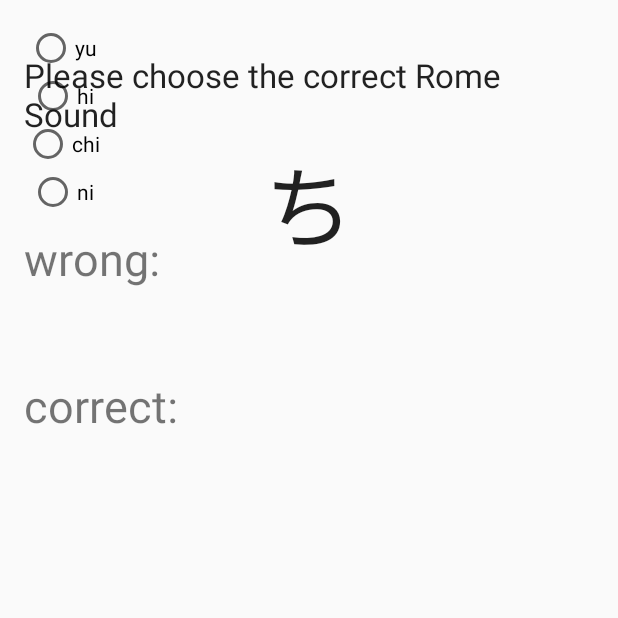
After one commit to AlphaUMa/Hiragana, an Android app: the TestActivity screen opened directly, with no data from a screen before it, on a phone screen of 412 x 824 dp, the top half of it. The commit adds this screen. Run offline under Robolectric (Android 15) with nearby library versions, the phone set to English and light mode, and no system bars.

Commit message:
add test

```diff
--- a/app/src/main/java/com/example/zz7/hiragana/Main2Activity.java
+++ b/app/src/main/java/com/example/zz7/hiragana/Main2Activity.java
@@ -22,5 +22,13 @@ public class Main2Activity extends AppCompatActivity {
             }
         });
 
+        findViewById(R.id.test).setOnClickListener(new View.OnClickListener() {
+            @Override
+            public void onClick(View v) {
+                Intent k = new Intent(Main2Activity.this, TestActivity.class);
+                startActivity(k);
+            }
+        });
+
     }
 }
--- /dev/null
+++ b/app/src/main/java/com/example/zz7/hiragana/TestActivity.java
@@ -0,0 +1,105 @@
+package com.example.zz7.hiragana;
+
+import android.os.Bundle;
+import android.support.design.widget.FloatingActionButton;
+import android.support.design.widget.Snackbar;
+import android.support.v7.app.AppCompatActivity;
+import android.support.v7.widget.Toolbar;
+import android.util.Log;
+import android.view.View;
+import android.widget.RadioButton;
+import android.widget.RadioGroup;
+import android.widget.TextView;
+
+import com.example.zz7.hiragana.R;
+
+import java.util.Random;
+
+public class TestActivity extends AppCompatActivity {
+
+    private String[] questions_array;
+    private String[] answers_array;
+
+    private String rightId = " ";
+
+    private TextView question;
+    private TextView correctTextView;
+    private TextView wrongTextView;
+
+    private RadioGroup selections;
+
+    private RadioButton item1;
+    private RadioButton item2;
+    private RadioButton item3;
+    private RadioButton item4;
+
+    private RadioButton[] all = new RadioButton[4];
+
+    int correct = 0;
+    int wrong = 0;
+
+
+    @Override
+    protected void onCreate(Bundle savedInstanceState) {
+        super.onCreate(savedInstanceState);
+        setContentView(R.layout.activity_test);
+
+        questions_array = getResources().getStringArray(R.array.questions);
+        answers_array = getResources().getStringArray(R.array.answers);
+
+        all[0] = (RadioButton) findViewById(R.id.item1);
+        all[1] = (RadioButton) findViewById(R.id.item2);
+        all[2] = (RadioButton) findViewById(R.id.item3);
+        all[3] = (RadioButton) findViewById(R.id.item4);
+
+
+        question = (TextView) findViewById(R.id.question);
+        correctTextView = (TextView) findViewById(R.id.correct);
+        wrongTextView = (TextView) findViewById(R.id.wrong);
+        selections= (RadioGroup) findViewById(R.id.selections);
+
+        refreshQuestion();
+
+
+        selections.setOnCheckedChangeListener(new RadioGroup.OnCheckedChangeListener() {
+            @Override
+            public void onCheckedChanged(RadioGroup group, int checkedId) {
+
+                if (rightId.equals(getResources().getResourceEntryName(checkedId)))
+                    correct++;
+                else wrong++;
+
+                correctTextView.setText(String.valueOf(correct));
+                wrongTextView.setText(String.valueOf(wrong));
+
+                selections.clearCheck();
+
+                refreshQuestion();
+            }
+        });
+
+    }
+
+    public void refreshQuestion()
+
+    {
+        int idx = new Random().nextInt(questions_array.length);
+        int buttonIdx = new Random().nextInt(4);
+
+        RadioButton answer = all[buttonIdx];
+
+        rightId = "item" + (buttonIdx + 1);
+        Log.e("rightid", rightId);
+
+        question.setText(questions_array[idx]);
+        answer.setText(answers_array[idx]);
+
+        for (int i = 0; i < 4; i++) {
+            if (i != buttonIdx) {
+                int index = (idx + (i+1)* 5) % answers_array.length;
+                all[i].setText(answers_array[index]);
+            }
+        }
+    }
+
+}
--- a/app/src/main/res/layout/activity_main2.xml
+++ b/app/src/main/res/layout/activity_main2.xml
@@ -10,14 +10,30 @@
     tools:context="com.example.zz7.hiragana.Main2Activity">
 
 
+    <LinearLayout
+        android:orientation="vertical"
+        android:layout_width="match_parent"
+        android:layout_height="match_parent">
+
+        <Button
+            android:layout_width="wrap_content"
+            android:layout_height="wrap_content"
+            android:text="Test"
+            android:id="@+id/test"
+            android:layout_below="@+id/button"
+            android:layout_alignStart="@+id/button"
+            android:layout_marginTop="87dp"
+            android:layout_gravity="center_horizontal" />
+
         <Button
             android:layout_width="wrap_content"
             android:layout_height="wrap_content"
             android:text="Practice"
             android:id="@+id/button"
-        android:layout_marginTop="149dp"
             android:layout_alignParentTop="true"
-        android:layout_centerHorizontal="true" />
+            android:layout_centerHorizontal="true"
+            android:layout_gravity="center_horizontal" />
+    </LinearLayout>
 
     <TextView
         android:layout_width="wrap_content"
@@ -25,8 +41,7 @@
         android:textAppearance="?android:attr/textAppearanceLarge"
         android:text="Welcom to Hiragana!!!"
         android:id="@+id/textView"
-        android:layout_gravity="top|center"
-        android:layout_below="@+id/button"
-        android:layout_centerHorizontal="true"
-        android:layout_marginTop="111dp" />
+        android:layout_alignBottom="@+id/test"
+        android:layout_centerHorizontal="true" />
+
 </RelativeLayout>
--- /dev/null
+++ b/app/src/main/res/layout/activity_test.xml
@@ -0,0 +1,118 @@
+<?xml version="1.0" encoding="utf-8"?>
+<RelativeLayout xmlns:android="http://schemas.android.com/apk/res/android"
+    xmlns:tools="http://schemas.android.com/tools"
+    android:layout_width="match_parent"
+    android:layout_height="match_parent"
+    android:paddingBottom="@dimen/activity_vertical_margin"
+    android:paddingLeft="@dimen/activity_horizontal_margin"
+    android:paddingRight="@dimen/activity_horizontal_margin"
+    android:paddingTop="@dimen/activity_vertical_margin"
+    tools:context="com.example.zz7.hiragana.Main2Activity">
+
+
+    <TextView
+        android:id="@+id/title"
+        android:layout_width="wrap_content"
+        android:layout_height="wrap_content"
+        android:text="Please choose the correct Rome Sound"
+        android:textAppearance="?android:attr/textAppearanceLarge"
+        android:layout_below="@+id/correct"
+        android:layout_toEndOf="@+id/correct" />
+
+    <TextView
+        android:id="@+id/question"
+        android:layout_width="wrap_content"
+        android:layout_height="wrap_content"
+        android:layout_gravity="center_horizontal"
+        android:text="Large Text"
+        android:textAppearance="?android:attr/textAppearanceLarge"
+        android:layout_below="@+id/title"
+        android:layout_centerHorizontal="true"
+        android:textSize="60sp" />
+
+    <TextView
+        android:id="@+id/textView3"
+        android:layout_width="wrap_content"
+        android:layout_height="wrap_content"
+        android:text="wrong:"
+        android:textAppearance="?android:attr/textAppearanceSmall"
+        android:layout_gravity="center_horizontal"
+        android:layout_weight="0.21"
+        android:layout_marginTop="61dp"
+        android:layout_below="@+id/title"
+        android:layout_alignParentStart="true"
+        android:textSize="30sp" />
+
+    <TextView
+        android:id="@+id/textView2"
+        android:layout_width="wrap_content"
+        android:layout_height="wrap_content"
+        android:text="correct:"
+        android:textAppearance="?android:attr/textAppearanceSmall"
+        android:layout_gravity="center_horizontal"
+        android:layout_below="@+id/textView3"
+        android:layout_alignParentStart="true"
+        android:layout_marginTop="57dp"
+        android:textSize="30sp" />
+
+    <TextView
+        android:id="@+id/correct"
+        android:layout_width="wrap_content"
+        android:layout_height="wrap_content"
+        android:textAppearance="?android:attr/textAppearanceSmall" />
+
+    <TextView
+        android:id="@+id/wrong"
+        android:layout_width="wrap_content"
+        android:layout_height="wrap_content"
+        android:textAppearance="?android:attr/textAppearanceSmall" />
+
+    <RadioGroup
+        android:id="@+id/selections"
+        android:layout_width="wrap_content"
+        android:layout_height="wrap_content"
+        android:weightSum="1"
+        android:textSize="60sp">
+
+        <RadioButton
+            android:id="@+id/item4"
+            android:layout_width="wrap_content"
+            android:layout_height="wrap_content"
+            android:text="4"
+            android:checked="false"
+            android:layout_gravity="center_horizontal"
+            android:layout_below="@+id/textView3"
+            android:layout_centerHorizontal="true" />
+
+        <RadioButton
+            android:id="@+id/item2"
+            android:layout_width="wrap_content"
+            android:layout_height="wrap_content"
+            android:text="2"
+            android:checked="false"
+            android:layout_gravity="center_horizontal"
+            android:layout_below="@+id/item4"
+            android:layout_centerHorizontal="true" />
+
+        <RadioButton
+            android:id="@+id/item3"
+            android:layout_width="wrap_content"
+            android:layout_height="wrap_content"
+            android:text="3"
+            android:checked="false"
+            android:layout_below="@+id/item2"
+            android:layout_centerHorizontal="true" />
+
+        <RadioButton
+            android:id="@+id/item1"
+            android:layout_width="wrap_content"
+            android:layout_height="wrap_content"
+            android:text="1"
+            android:checked="false"
+            android:layout_gravity="center_horizontal"
+            android:layout_weight="2.04"
+            android:layout_below="@+id/item3"
+            android:layout_centerHorizontal="true" />
+    </RadioGroup>
+
+</RelativeLayout>
--- /dev/null
+++ b/app/src/main/res/layout/content_test.xml
@@ -0,0 +1,15 @@
+<?xml version="1.0" encoding="utf-8"?>
+<RelativeLayout xmlns:android="http://schemas.android.com/apk/res/android"
+    xmlns:app="http://schemas.android.com/apk/res-auto"
+    xmlns:tools="http://schemas.android.com/tools"
+    android:layout_width="match_parent"
+    android:layout_height="match_parent"
+    android:paddingBottom="@dimen/activity_vertical_margin"
+    android:paddingLeft="@dimen/activity_horizontal_margin"
+    android:paddingRight="@dimen/activity_horizontal_margin"
+    android:paddingTop="@dimen/activity_vertical_margin"
+    app:layout_behavior="@string/appbar_scrolling_view_behavior"
+    tools:context="com.example.zz7.hiragana.TestActivity"
+    tools:showIn="@layout/activity_test">
+
+</RelativeLayout>
--- /dev/null
+++ b/app/src/main/res/values/question.xml
@@ -0,0 +1,100 @@
+<?xml version="1.0" encoding="utf-8"?>
+<resources>
+
+    <string-array name="questions">
+        <item>あ</item>
+        <item>い</item>
+        <item>う</item>
+        <item>え</item>
+        <item>お</item>
+        <item>か</item>
+        <item>き</item>
+        <item>く</item>
+        <item>け</item>
+        <item>こ</item>
+        <item>さ</item>
+        <item>し</item>
+        <item>す</item>
+        <item>せ</item>
+        <item>そ</item>
+        <item>た</item>
+        <item>ち</item>
+        <item>つ</item>
+        <item>て</item>
+        <item>と</item>
+        <item>な</item>
+        <item>に</item>
+        <item>ぬ</item>
+        <item>ね</item>
+        <item>の</item>
+        <item>は</item>
+        <item>ひ</item>
+        <item>ふ</item>
+        <item>へ</item>
+        <item>ほ</item>
+        <item>ま</item>
+        <item>み</item>
+        <item>む</item>
+        <item>め</item>
+        <item>も</item>
+        <item>や</item>
+        <item>ゆ</item>
+        <item>よ</item>
+        <item>ら</item>
+        <item>り</item>
+        <item>る</item>
+        <item>れ</item>
+        <item>ろ</item>
+        <item>わ</item>
+        <item>を</item>
+    </string-array>
+
+    <string-array name="answers">
+        <item>a</item>
+        <item>i</item>
+        <item>u</item>
+        <item>e</item>
+        <item>o</item>
+        <item>ka</item>
+        <item>ki</item>
+        <item>ku</item>
+        <item>ke</item>
+        <item>ko</item>
+        <item>sa</item>
+        <item>si</item>
+        <item>su</item>
+        <item>se</item>
+        <item>so</item>
+        <item>ta</item>
+        <item>chi</item>
+        <item>tsu</item>
+        <item>te</item>
+        <item>to</item>
+        <item>na</item>
+        <item>ni</item>
+        <item>nu</item>
+        <item>ne</item>
+        <item>no</item>
+        <item>ha</item>
+        <item>hi</item>
+        <item>fu</item>
+        <item>he</item>
+        <item>ho</item>
+        <item>ma</item>
+        <item>mi</item>
+        <item>mu</item>
+        <item>me</item>
+        <item>mo</item>
+        <item>ya</item>
+        <item>yu</item>
+        <item>yo</item>
+        <item>ra</item>
+        <item>ri</item>
+        <item>ru</item>
+        <item>re</item>
+        <item>ro</item>
+        <item>wa</item>
+        <item>wo</item>
+    </string-array>
+
+</resources>
--- a/app/src/main/res/values/strings.xml
+++ b/app/src/main/res/values/strings.xml
@@ -144,5 +144,7 @@
     <string name="hello_blank_fragment">Hello blank fragment</string>
     <string name="title_activity_main2">Main2Activity</string>
 
+    <string name="question">choose the correct Rome sound</string>
+    <string name="title_activity_test">TestActivity</string>
 
 </resources>
```
Also changed, not shown: app/src/main/AndroidManifest.xml (+10 -4 lines). Lines whose indentation alone changed are shown as unchanged.
